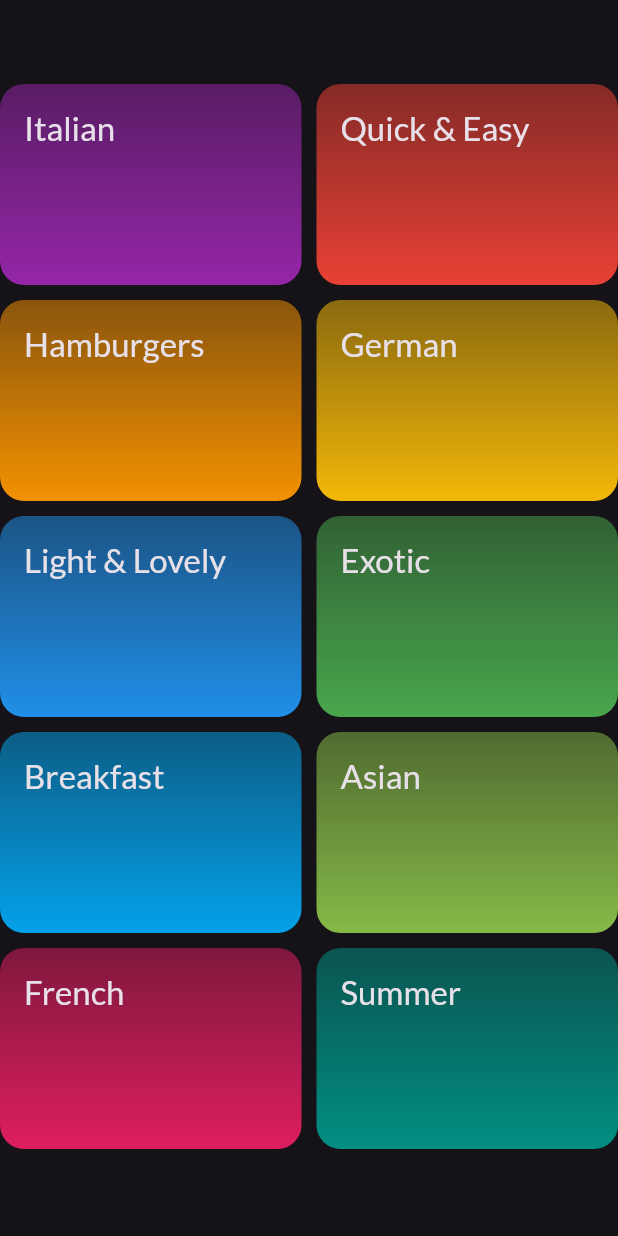
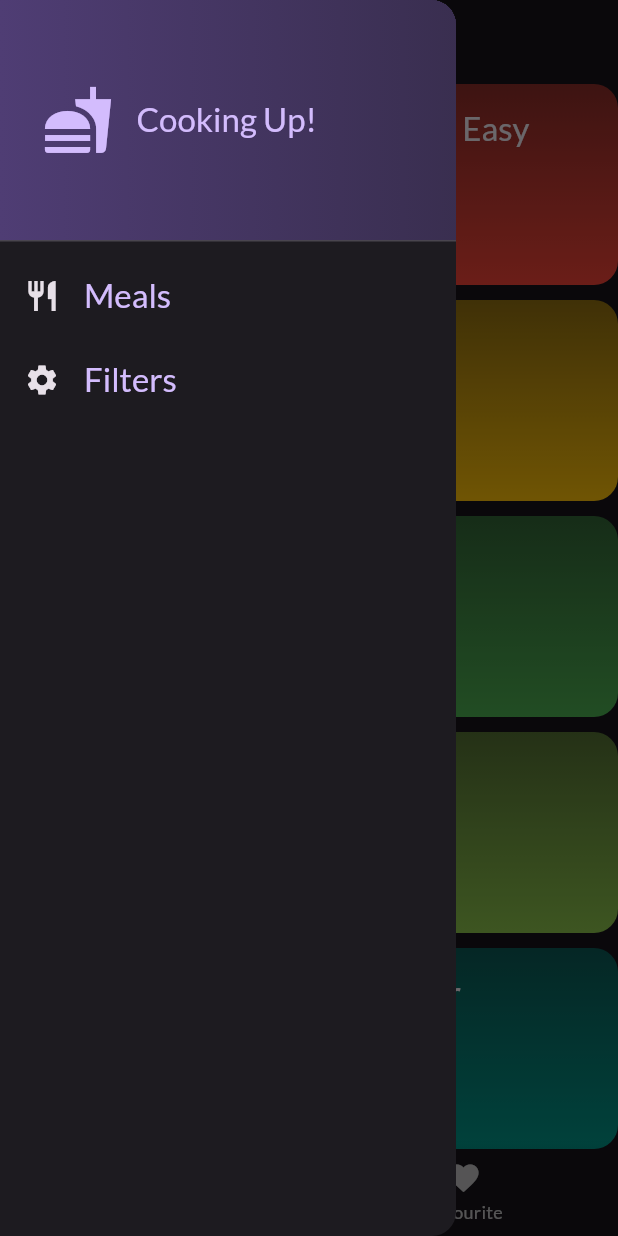
Before and after one commit to TalaatMohamed2911/meal_app, a Flutter app: the screen it shows after launch, with the side drawer open (before the commit the screen has no drawer), on a phone screen of 412 x 824 dp. Run offline on Flutter 3.47's test engine with Material 3 defaults, Android fonts, the phone set to English and light mode, and no system bars; our stand-ins replace flutter_riverpod, google_fonts, transparent_image.

Commit message:
latest version (#3)

```diff
--- a/lib/main.dart
+++ b/lib/main.dart
@@ -1,9 +1,10 @@
 import 'package:flutter/material.dart';
+import 'package:flutter_riverpod/flutter_riverpod.dart';
 import 'package:google_fonts/google_fonts.dart';
-import 'package:meal_app/screens/categories_screen.dart';
+import 'screens/tabs_screen.dart';
 
 void main() {
-  runApp(const MyApp());
+  runApp(ProviderScope(child: const MyApp()));
 }
 
 class MyApp extends StatelessWidget {
@@ -21,7 +22,7 @@ class MyApp extends StatelessWidget {
         useMaterial3: true,
         textTheme: GoogleFonts.latoTextTheme(),
       ),
-      home: CategoriesScreen(),
+      home: TabsScreen(),
     );
   }
 }
--- /dev/null
+++ b/lib/providers/filters_provider.dart
@@ -0,0 +1,45 @@
+import 'package:flutter_riverpod/flutter_riverpod.dart';
+import '../models/meal.dart';
+import 'meals_provider.dart';
+
+enum Filter { glutenFree, lactoseFree, vegan, vegetarian }
+
+class FilterNotifier extends StateNotifier<Map<Filter, bool>> {
+  FilterNotifier()
+    : super({
+        Filter.glutenFree: false,
+        Filter.lactoseFree: false,
+        Filter.vegan: false,
+        Filter.vegetarian: false,
+      });
+
+  void setFilters(Map<Filter, bool> chosenFilters) {
+    state = chosenFilters;
+  }
+
+  void setFilter(Filter filter, bool isActive) {
+    state = {...state, filter: isActive};
+  }
+}
+
+final filterProvider = StateNotifierProvider((ref) => FilterNotifier());
+
+final filteredMealsProvider = Provider((ref) {
+  final List<Meal> meals = ref.watch(mealsProvider);
+  final Map<Filter, bool> activeFilters = ref.watch(filterProvider);
+  return meals.where((meal) {
+    if (activeFilters[Filter.glutenFree]! && !meal.isGlutenFree) {
+      return false;
+    }
+    if (activeFilters[Filter.lactoseFree]! && !meal.isLactoseFree) {
+      return false;
+    }
+    if (activeFilters[Filter.vegan]! && !meal.isVegan) {
+      return false;
+    }
+    if (activeFilters[Filter.vegetarian]! && !meal.isVegetarian) {
+      return false;
+    }
+    return true;
+  }).toList();
+});
--- /dev/null
+++ b/lib/providers/meals_provider.dart
@@ -0,0 +1,6 @@
+import 'package:flutter_riverpod/flutter_riverpod.dart';
+import '../data/dummy_data.dart';
+
+final mealsProvider = Provider((ref) {
+  return dummyMeals;
+});
--- a/lib/screens/categories_screen.dart
+++ b/lib/screens/categories_screen.dart
@@ -1,15 +1,16 @@
 import 'package:flutter/material.dart';
-import 'package:meal_app/data/dummy_data.dart';
-import 'package:meal_app/widgets/category_grid_item.dart';
+import '../data/dummy_data.dart';
+import '../widgets/category_grid_item.dart';
+import '../models/meal.dart';
 
 class CategoriesScreen extends StatelessWidget {
-  const CategoriesScreen({super.key});
+  const CategoriesScreen({super.key, required this.availableMeals});
+
+  final List<Meal> availableMeals;
 
   @override
   Widget build(BuildContext context) {
-    return Scaffold(
-      appBar: AppBar(title: Text('')),
-      body: GridView(
+    return GridView(
       gridDelegate: SliverGridDelegateWithFixedCrossAxisCount(
         crossAxisCount: 2,
         mainAxisSpacing: 10,
@@ -18,9 +19,8 @@ class CategoriesScreen extends StatelessWidget {
       ),
       children: [
         for (final category in availableCategories)
-            CategoryGridItem(category: category),
+          CategoryGridItem(category: category, availableMeals: availableMeals),
       ],
-      ),
     );
   }
 }
--- /dev/null
+++ b/lib/screens/tabs_screen.dart
@@ -0,0 +1,57 @@
+import 'package:flutter/material.dart';
+import 'package:flutter_riverpod/flutter_riverpod.dart';
+import 'package:meal_app/providers/nav_bar_provider.dart';
+import '../providers/favourites_provider.dart';
+import '../providers/filters_provider.dart';
+import '../models/meal.dart';
+import 'categories_screen.dart';
+import 'filters_screen.dart';
+import 'meals_screen.dart';
+import '../widgets/main_drawer.dart';
+
+class TabsScreen extends ConsumerWidget {
+  const TabsScreen({super.key});
+
+  @override
+  Widget build(BuildContext context, WidgetRef ref) {
+    final List<Meal> availableMeals = ref.watch(filteredMealsProvider);
+    final int selectedIndex = ref.watch(navBarProvider);
+    Widget activePage = CategoriesScreen(availableMeals: availableMeals);
+    var activePageTitle = 'Pick your category';
+
+    if (selectedIndex == 1) {
+      final List<Meal> favouriteMeal = ref.watch(favouriteMealsProvider);
+      activePage = MealsScreen(meals: favouriteMeal);
+      activePageTitle = 'Favourites';
+    }
+    return Scaffold(
+      appBar: AppBar(title: Text(activePageTitle)),
+      body: activePage,
+      drawer: MainDrawer(
+        onSelectScreen: (String identifier) {
+          Navigator.of(context).pop();
+          if (identifier == 'filters') {
+            Navigator.push(
+              context,
+              MaterialPageRoute(builder: (ctx) => FiltersScreen()),
+            );
+          }
+        },
+      ),
+      bottomNavigationBar: BottomNavigationBar(
+        onTap: ref.read(navBarProvider.notifier).selectPage,
+        currentIndex: selectedIndex,
+        items: [
+          BottomNavigationBarItem(
+            icon: Icon(Icons.set_meal),
+            label: "Categories",
+          ),
+          BottomNavigationBarItem(
+            icon: Icon(Icons.favorite),
+            label: "Favourite",
+          ),
+        ],
+      ),
+    );
+  }
+}
--- a/lib/widgets/category_grid_item.dart
+++ b/lib/widgets/category_grid_item.dart
@@ -1,18 +1,23 @@
 import 'package:flutter/material.dart';
-import '../data/dummy_data.dart';
 import '../screens/meals_screen.dart';
 import '../models/category.dart';
 import '../models/meal.dart';
 
 class CategoryGridItem extends StatelessWidget {
-  const CategoryGridItem({super.key, required this.category});
+  const CategoryGridItem({
+    super.key,
+    required this.category,
+    required this.availableMeals,
+  });
   final Category category;
+  final List<Meal> availableMeals;
+
   @override
   Widget build(BuildContext context) {
     return InkWell(
       onTap: () {
         final List<Meal> filteredMeals =
-            dummyMeals
+            availableMeals
                 .where((meal) => meal.categories.contains(category.id))
                 .toList();
         Navigator.of(context).push(
--- /dev/null
+++ b/lib/widgets/main_drawer.dart
@@ -0,0 +1,81 @@
+import 'package:flutter/material.dart';
+
+class MainDrawer extends StatelessWidget {
+  const MainDrawer({super.key, required this.onSelectScreen});
+  final void Function(String identifier) onSelectScreen;
+  @override
+  Widget build(BuildContext context) {
+    return Drawer(
+      child: Column(
+        children: [
+          DrawerHeader(
+            padding: EdgeInsets.all(8),
+            decoration: BoxDecoration(
+              gradient: LinearGradient(
+                colors: [
+                  Theme.of(context).colorScheme.primaryContainer,
+                  Theme.of(
+                    context,
+                  ).colorScheme.primaryContainer.withValues(alpha: 0.57),
+                ],
+              ),
+            ),
+            child: Row(
+              children: [
+                Padding(
+                  padding: EdgeInsets.all(20),
+                  child: Row(
+                    children: [
+                      Icon(
+                        Icons.fastfood,
+                        size: 48,
+                        color: Theme.of(context).colorScheme.primary,
+                      ),
+                      SizedBox(width: 15),
+                      Text(
+                        'Cooking Up!',
+                        style: Theme.of(context).textTheme.titleLarge!.copyWith(
+                          color: Theme.of(context).colorScheme.primary,
+                        ),
+                      ),
+                    ],
+                  ),
+                ),
+              ],
+            ),
+          ),
+          ListTile(
+            onTap: () {
+              onSelectScreen('meals');
+            },
+            leading: Icon(
+              Icons.restaurant,
+              color: Theme.of(context).colorScheme.onSurface,
+            ),
+            title: Text(
+              'Meals ',
+              style: Theme.of(context).textTheme.titleLarge!.copyWith(
+                color: Theme.of(context).colorScheme.primary,
+              ),
+            ),
+          ),
+          ListTile(
+            onTap: () {
+              onSelectScreen('filters');
+            },
+            leading: Icon(
+              Icons.settings,
+              color: Theme.of(context).colorScheme.onSurface,
+            ),
+            title: Text(
+              'Filters ',
+              style: Theme.of(context).textTheme.titleLarge!.copyWith(
+                color: Theme.of(context).colorScheme.primary,
+              ),
+            ),
+          ),
+        ],
+      ),
+    );
+  }
+}
--- a/pubspec.yaml
+++ b/pubspec.yaml
@@ -36,6 +36,7 @@ dependencies:
   cupertino_icons: ^1.0.8
   google_fonts: ^6.2.1
   transparent_image: ^2.0.1
+  flutter_riverpod: ^2.6.1
 
 dev_dependencies:
   flutter_test:
```
Also changed, not shown: lib/providers/favourites_provider.dart (added, +23 -0 lines), lib/providers/nav_bar_provider.dart (added, +11 -0 lines), lib/screens/filters_screen.dart (added, +88 -0 lines), lib/screens/meal_detail_screen.dart (+40 -9 lines), lib/screens/meals_screen.dart (+14 -7 lines), pubspec.lock. Lines whose indentation alone changed are shown as unchanged.
